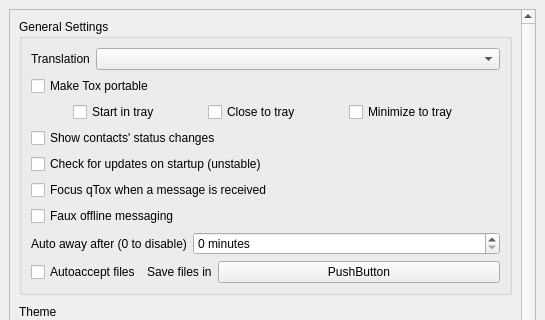
Qt form src/widget/form/settings/generalsettings.ui (qTox/qTox) before a commit; both pictures show x 0 to 545 and y 0 to 320 of the 545 by 644 pixel window.
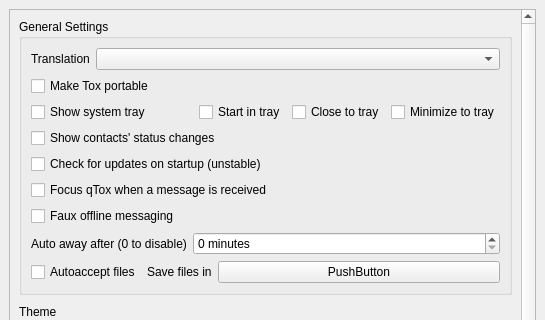
The same form after that commit.

Commit message: I implemented a new setting, which toggles the visibility of the system tray icon. Background: On Ubuntu 14.04, system trays in Qt5 don't integrate into Unity.

Diff of the .ui file:
```diff
--- a/src/widget/form/settings/generalsettings.ui
+++ b/src/widget/form/settings/generalsettings.ui
@@ -39,8 +39,8 @@
        <rect>
         <x>0</x>
         <y>0</y>
-        <width>511</width>
-        <height>698</height>
+        <width>583</width>
+        <height>748</height>
        </rect>
       </property>
       <layout class="QVBoxLayout" name="verticalLayout_4" stretch="0,0,1">
@@ -95,6 +95,13 @@
           </item>
           <item>
            <layout class="QHBoxLayout" name="trayLayout">
+            <item>
+             <widget class="QCheckBox" name="showSystemTray">
+              <property name="text">
+               <string>Show system tray</string>
+              </property>
+             </widget>
+            </item>
             <item>
              <widget class="QCheckBox" name="startInTray">
               <property name="sizePolicy">
```
Left out of the diff: 69 changed lines with no effect on the pictures. The commit also changes 7 other files.
